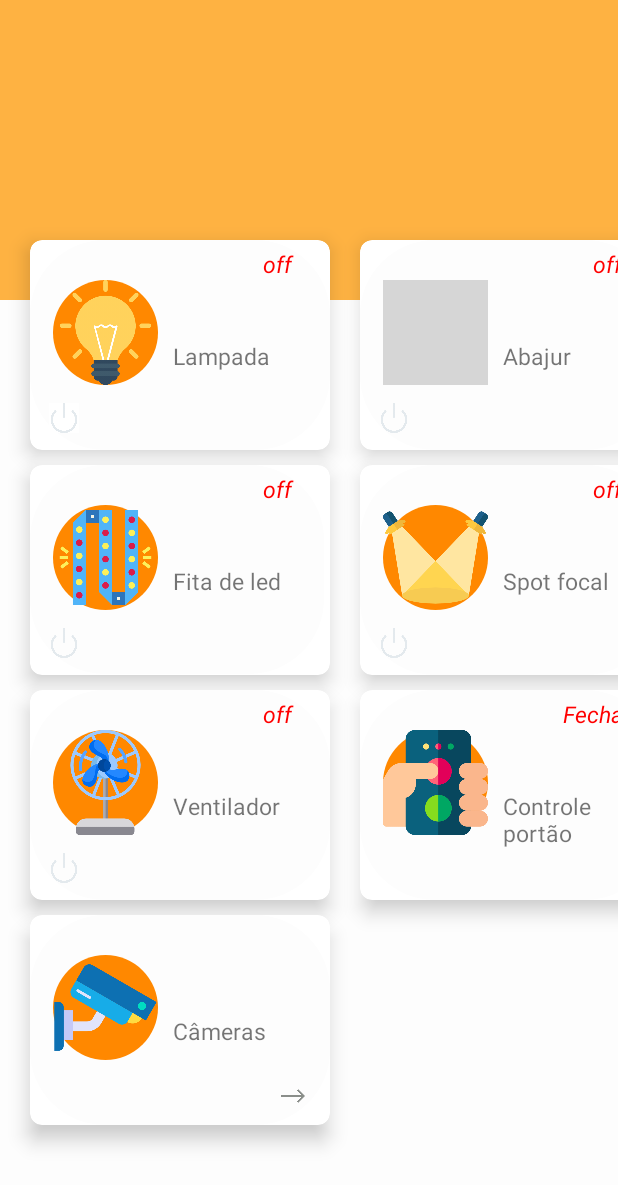
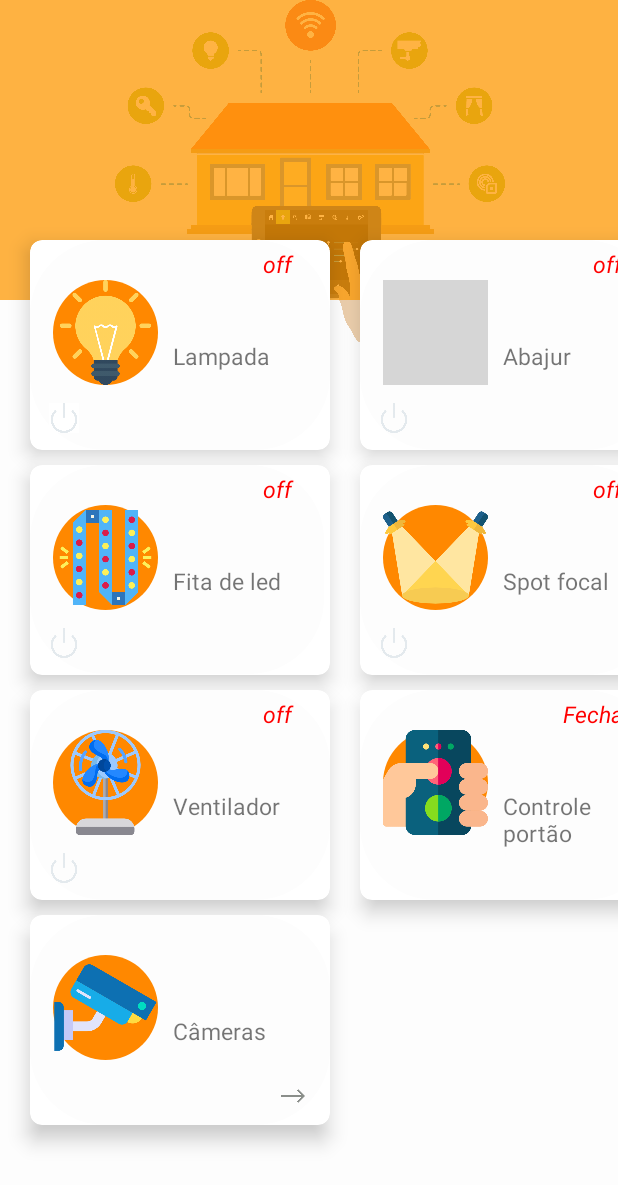
Before and after one commit to lucasgabriel95/App-Home-automation, an Android app: the HomeActivity screen opened directly, with no data from a screen before it, on a phone screen of 412 x 824 dp. Shown: the top 1185 px of the screen. Run offline under Robolectric (Android 15) with nearby library versions, the phone set to English and light mode, and no system bars; grey boxes are pictures that could not be loaded.

Commit message:
Adicionado Logo tipo no Menu

```diff
--- a/AutomaoCasa/app/src/main/java/com/example/automaocasa/LoginActivity.kt
+++ b/AutomaoCasa/app/src/main/java/com/example/automaocasa/LoginActivity.kt
@@ -53,6 +53,7 @@ class LoginActivity : AppCompatActivity() {
     private fun showHome(){
         val homeIntent = Intent(this,HomeActivity::class.java)
         startActivity(homeIntent)
+        this.finish();
     }
 
 
--- a/AutomaoCasa/app/src/main/java/com/example/automaocasa/StatusButtonMenu.kt
+++ b/AutomaoCasa/app/src/main/java/com/example/automaocasa/StatusButtonMenu.kt
@@ -7,9 +7,6 @@ import android.media.Image
 class StatusButtonMenu {
 
     var Status : String = ""
-
-
-
 
     constructor() {
     }
--- a/AutomaoCasa/app/src/main/res/layout/activity_home.xml
+++ b/AutomaoCasa/app/src/main/res/layout/activity_home.xml
@@ -8,15 +8,25 @@
     android:orientation="vertical"
     tools:context=".HomeActivity">
 
+    <ImageView
+        android:id="@+id/imageView6"
+        android:layout_width="872dp"
+        android:layout_height="228dp"
+        app:layout_constraintEnd_toEndOf="parent"
+        app:layout_constraintStart_toStartOf="parent"
+        app:layout_constraintTop_toTopOf="parent"
+        app:srcCompat="@drawable/home" />
+
     <ScrollView
+        android:id="@+id/scrollView2"
         android:layout_width="0dp"
         android:layout_height="200dp"
         android:background="#BCFF9800"
         app:layout_constraintCircleRadius="8dp"
         app:layout_constraintEnd_toEndOf="parent"
+
         app:layout_constraintStart_toStartOf="parent"
-
-        app:layout_constraintTop_toTopOf="parent"/>
+        app:layout_constraintTop_toTopOf="parent" />
 
 
     <GridLayout
--- a/AutomaoCasa/app/src/main/res/values/colors.xml
+++ b/AutomaoCasa/app/src/main/res/values/colors.xml
@@ -1,6 +1,6 @@
 <?xml version="1.0" encoding="utf-8"?>
 <resources>
-    <color name="colorPrimary">#6200EE</color>
+    <color name="colorPrimary">#BCFF9800</color>
     <color name="colorPrimaryDark">#BCFF9800</color>
     <color name="colorAccent">#03DAC5</color>
     <color name="splash">#EDA944</color>
```
Also changed, not shown: AutomaoCasa/app/src/main/res/drawable/home.png.
